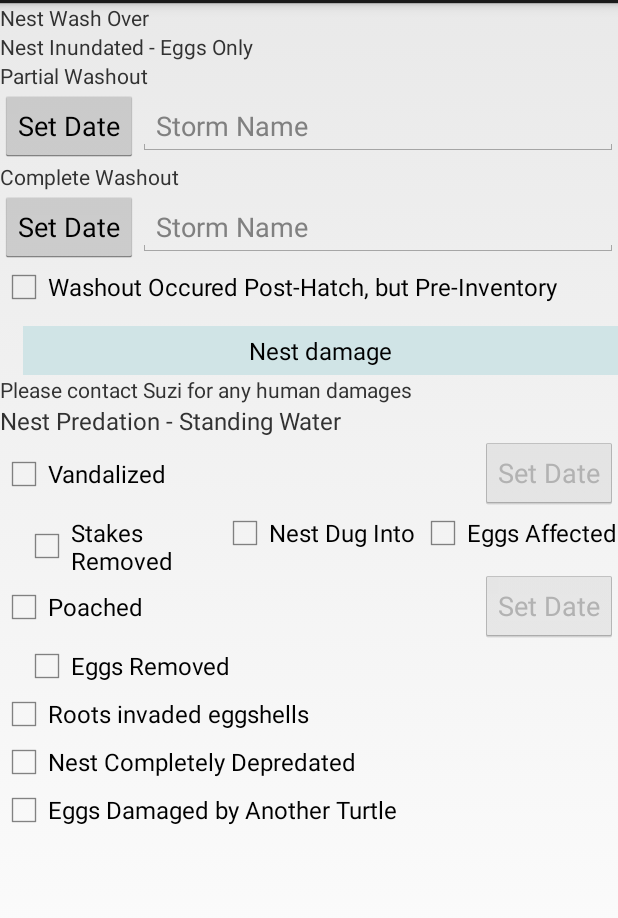
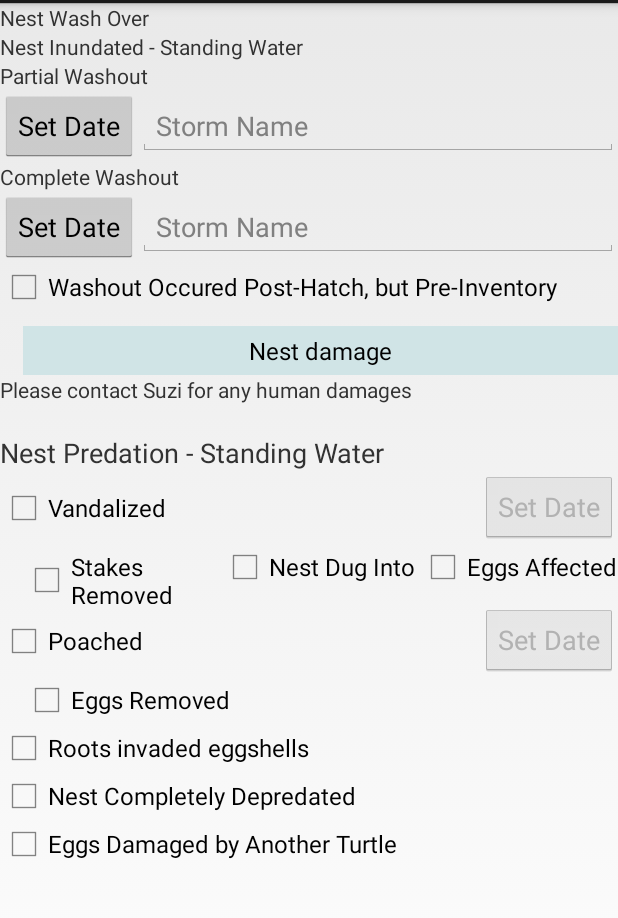
Before and after one commit to edwardcoyne/turtle-watch-nest-reporter, an Android app: the layout edit_fragment_nest_condition.xml on its own in the app's theme, with its tools: preview values and no code run, on a phone screen of 412 x 824 dp, the part 69-987 px from its top. Run offline under Robolectric (Android 15) with nearby library versions, the phone set to English and light mode, and no system bars; plain views replace MonitoredEditText.

Commit message:
Added Nest Relocated Banner added escarpment over 18 inches to Obstructions section changed wording on Nest Inundated - Standing Water

```diff
--- a/client/android/studio_project/app/src/main/res/layout/edit_fragment_nest_condition.xml
+++ b/client/android/studio_project/app/src/main/res/layout/edit_fragment_nest_condition.xml
@@ -123,22 +123,29 @@
 	   <TableRow
 	        android:layout_width="wrap_content"
 	        android:layout_height="wrap_content" >
-	        <TextView
-	            android:layout_width="0dp"
-	            android:layout_height="wrap_content"
-	            android:layout_weight="1"
-	            android:text="@string/edit_nest_condition_damage_contact_suzi" />
+
+		   <TextView
+               android:layout_width="0dp"
+               android:layout_height="wrap_content"
+               android:layout_weight="1"
+               android:text="@string/edit_nest_condition_damage_contact_suzi"
+			   android:layout_column="0" />
 	   </TableRow>
 		<TableRow
 			android:layout_height="wrap_content"
 			android:layout_width="wrap_content"
-			></TableRow>
+			>
+
+			<Space
+				android:layout_width="20px"
+				android:layout_height="30px" />
+		</TableRow>
 		<TableRow
 			android:layout_width="match_parent"
 			android:layout_height="match_parent">
 
 			<TextView
-				android:textSize="16sp"
+				android:textSize="18sp"
 				android:layout_width="0dp"
 				android:layout_height="wrap_content"
 				android:layout_weight="1"
--- a/client/android/studio_project/app/src/main/res/values/strings.xml
+++ b/client/android/studio_project/app/src/main/res/values/strings.xml
@@ -128,7 +128,7 @@
     <string name="edit_nest_condition_nest_inundated">Nest Inundated</string>
     <string name="edit_nest_condition_damage_nest_depredated">Nest Completely Depredated</string>
     <string name="edit_nest_condition_damage_another_turtle">Eggs Damaged by Another Turtle</string>
-    <string name="edit_nest_condition_inundated_event">Nest Inundated - Eggs Only</string>
+    <string name="edit_nest_condition_inundated_event">Nest Inundated - Standing Water</string>
     <string name="edit_nest_location_escarpment_over_18_inches">Escarpment Over 18 Inches</string>
     <string name="edit_nest_location_relocation">Nest Relocated</string>
 </resources>
```
Also changed, not shown: 5 other files.
